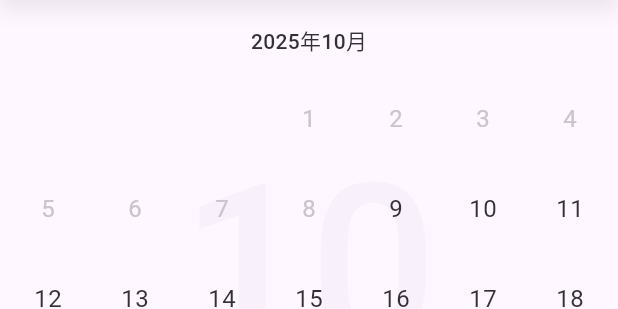
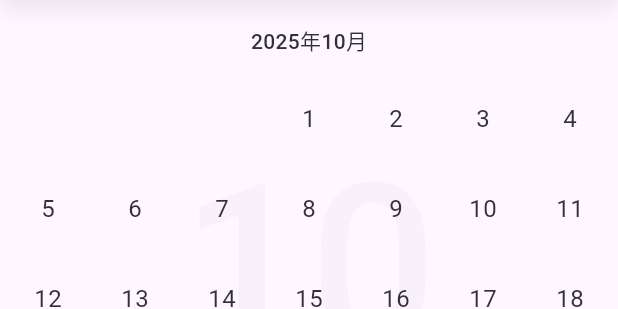
Before and after one commit to knight-L/y_calendar, a Flutter app: the YCalendar widget shown alone on an empty page, opened directly, on a phone screen of 412 x 824 dp. Shown: the part 121-430 px from the top of the screen. Run offline on Flutter 3.47's test engine with Material 3 defaults, Android fonts, the phone set to English and light mode, and no system bars.

Commit message:
fix：修改默认日期范围

```diff
--- a/lib/y_calendar.dart
+++ b/lib/y_calendar.dart
@@ -94,8 +94,8 @@ class _YCalendarState<T> extends State<YCalendar<T>> {
               ? widget.defaultDate as List<DateTime>
               : [widget.defaultDate as DateTime];
     }
-    _minDate = widget.minDate ?? dateOnly;
-    _maxDate = widget.maxDate ?? dateOnly.add(const Duration(days: 180));
+    _minDate = widget.minDate ?? DateTime(dateOnly.year);
+    _maxDate = widget.maxDate ?? DateTime(dateOnly.year + 1, 1, 0);
 
     onChange();
   }
```
